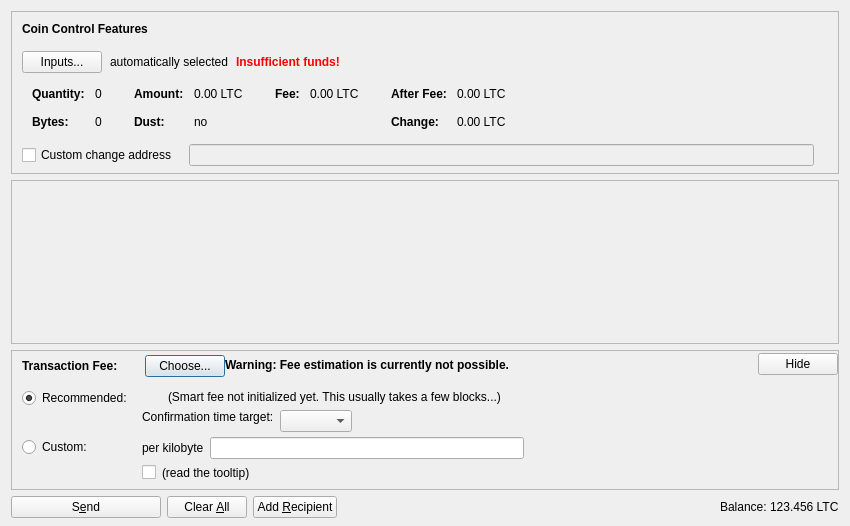
Before: the Qt Designer form src/qt/forms/sendcoinsdialog.ui in fcash-project/fcash-core, drawn with Qt 5.
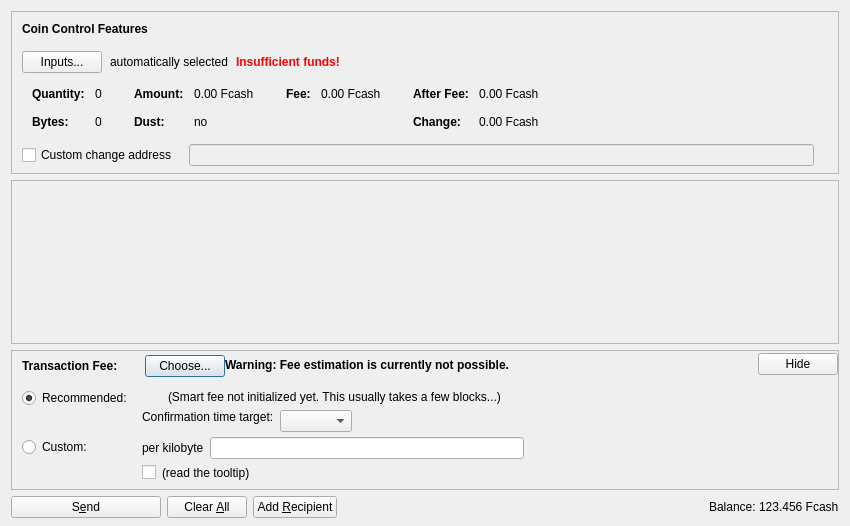
After: the same form once the commit is applied. Icons and pictures are not drawn. Custom widgets are drawn as their Qt base class.

What changed in the file:
```diff
--- a/src/qt/forms/sendcoinsdialog.ui
+++ b/src/qt/forms/sendcoinsdialog.ui
@@ -324,7 +324,7 @@
                   <enum>Qt::ActionsContextMenu</enum>
                  </property>
                  <property name="text">
-                  <string notr="true">0.00 LTC</string>
+                  <string notr="true">0.00 Fcash</string>
                  </property>
                  <property name="textInteractionFlags">
                   <set>Qt::LinksAccessibleByMouse|Qt::TextSelectableByKeyboard|Qt::TextSelectableByMouse</set>
@@ -404,7 +404,7 @@
                   <enum>Qt::ActionsContextMenu</enum>
                  </property>
                  <property name="text">
-                  <string notr="true">0.00 LTC</string>
+                  <string notr="true">0.00 Fcash</string>
                  </property>
                  <property name="textInteractionFlags">
                   <set>Qt::LinksAccessibleByMouse|Qt::TextSelectableByKeyboard|Qt::TextSelectableByMouse</set>
@@ -455,7 +455,7 @@
                   <enum>Qt::ActionsContextMenu</enum>
                  </property>
                  <property name="text">
-                  <string notr="true">0.00 LTC</string>
+                  <string notr="true">0.00 Fcash</string>
                  </property>
                  <property name="textInteractionFlags">
                   <set>Qt::LinksAccessibleByMouse|Qt::TextSelectableByKeyboard|Qt::TextSelectableByMouse</set>
@@ -484,7 +484,7 @@
                   <enum>Qt::ActionsContextMenu</enum>
                  </property>
                  <property name="text">
-                  <string notr="true">0.00 LTC</string>
+                  <string notr="true">0.00 Fcash</string>
                  </property>
                  <property name="textInteractionFlags">
                   <set>Qt::LinksAccessibleByMouse|Qt::TextSelectableByKeyboard|Qt::TextSelectableByMouse</set>
@@ -1237,7 +1237,7 @@
           <cursorShape>IBeamCursor</cursorShape>
          </property>
          <property name="text">
-          <string notr="true">123.456 LTC</string>
+          <string notr="true">123.456 Fcash</string>
          </property>
          <property name="textInteractionFlags">
           <set>Qt::LinksAccessibleByMouse|Qt::TextSelectableByKeyboard|Qt::TextSelectableByMouse</set>
```
